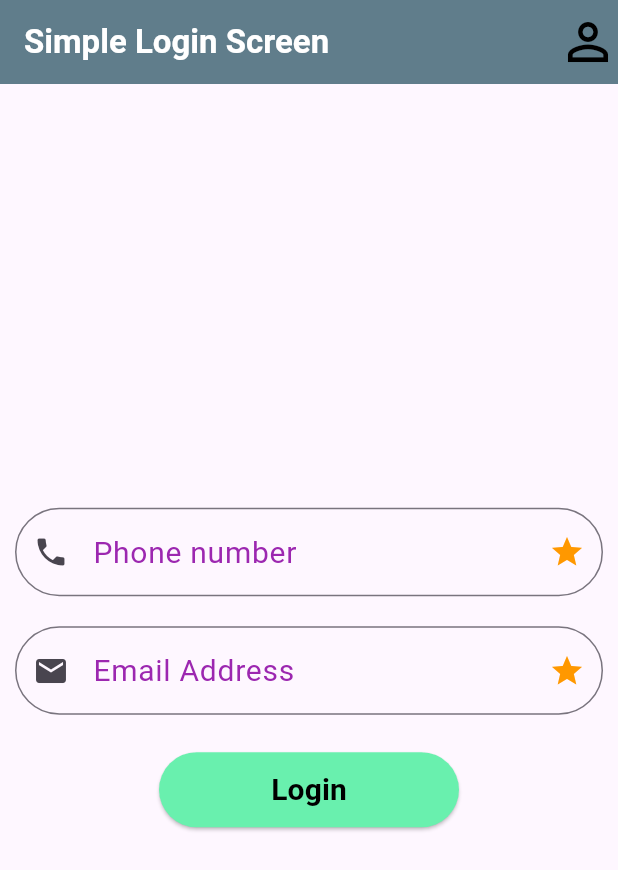
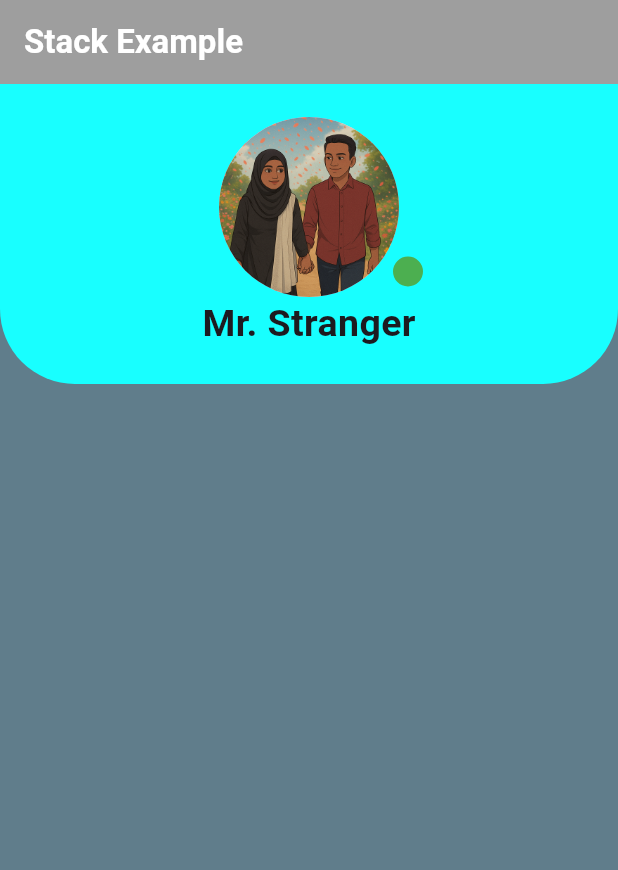
Before and after one commit to TanvirEmon001/ostad_app_practice, a Flutter app: the screen it shows after launch, on a phone screen of 412 x 824 dp. Shown: the top 870 px of the screen. Run offline on Flutter 3.47's test engine with Material 3 defaults, Android fonts, the phone set to English and light mode, and no system bars.

Commit message:
new practice file of stack widget, gridview.count, gridview.builder

```diff
--- a/lib/app.dart
+++ b/lib/app.dart
@@ -1,10 +1,12 @@
 import 'package:flutter/material.dart';
-import 'package:ostad_flutter/another_page.dart';
-import 'package:ostad_flutter/basic_fb_ui.dart';
-import 'package:ostad_flutter/home_page.dart';
-import 'package:ostad_flutter/login_screen.dart';
-import 'package:ostad_flutter/module_8_class_2.dart';
-import 'package:ostad_flutter/simple_calculator_design.dart';
+import 'package:ostad_flutter/grid_view_builder.dart';
+import 'package:ostad_flutter/input_form.dart';
+
+import 'package:ostad_flutter/list_view_practice.dart';
+import 'package:ostad_flutter/modul_3_stack.dart';
+import 'package:ostad_flutter/modul_8_class_3.dart';
+import 'package:ostad_flutter/stack_example.dart';
+
 
 class MyApp extends StatelessWidget{
   MyApp({super.key});
@@ -14,7 +16,7 @@ class MyApp extends StatelessWidget{
     return MaterialApp(
       title: "Tanvir Emon",
       debugShowCheckedModeBanner: false,
-      home: LoginScreen(),
+      home: StackExample(),
     );
   }
 
--- /dev/null
+++ b/lib/stack_example.dart
@@ -0,0 +1,79 @@
+import 'package:flutter/material.dart';
+
+class StackExample extends StatelessWidget {
+  StackExample({super.key});
+
+  @override
+  Widget build(BuildContext context){
+    return Scaffold(
+      appBar: AppBar(
+        title: Text("Stack Example", style: TextStyle(
+          color: Colors.white, fontWeight: FontWeight.bold
+        ),),
+        backgroundColor: Colors.grey,
+      ),
+      body: Column(
+        mainAxisSize: MainAxisSize.max,
+        children: [
+          Expanded(
+            child: Stack(
+              children: [
+                Container(
+                  color: Colors.blueGrey,
+                  height: double.infinity,
+                  width: double.infinity,
+                ),
+                Positioned(
+                  left: 0,
+                  right: 0,
+                  top: 0,
+                  child: Container(
+                    height: 200,
+                    width: 200,
+                    decoration: BoxDecoration(
+                      color: Colors.cyanAccent,
+                      borderRadius: BorderRadius.only(bottomLeft: Radius.circular(50), bottomRight: Radius.circular(50))
+                    ),
+                    child: Stack(
+                      children: [
+                        Center(
+                          child: Column(
+                            mainAxisAlignment: MainAxisAlignment.center,
+                            crossAxisAlignment: CrossAxisAlignment.center,
+                            children: [
+                              CircleAvatar(
+                                backgroundImage: AssetImage("assets/img/ai_img.png"),
+                                radius: 60,
+                              ),
+                              Text("Mr. Stranger", style: TextStyle(
+                                  fontWeight: FontWeight.bold, fontSize: 25
+                              ),),
+                            ],
+                          ),
+                        ),
+                        Positioned(
+                          bottom: 0,
+                          right: 130,
+                          top: 50,
+                          child: Container(
+                            height: 20,
+                            width: 20,
+                            decoration: BoxDecoration(
+                                color: Colors.green,
+                                shape: BoxShape.circle,
+                                border: Border.all(color: Colors.green,width: 3)
+                            ),
+                          ),
+                        ),
+                      ],
+                    ),
+                  ),
+                ),
+              ],
+            ),
+          )
+        ],
+      ),
+    );
+  }
+}
```
Also changed, not shown: lib/grid_view_builder.dart (added, +39 -0 lines), lib/input_form.dart (added, +89 -0 lines), lib/list_view_practice.dart (added, +41 -0 lines), lib/modul_3_stack.dart (added, +50 -0 lines), lib/modul_8_class_3.dart (added, +102 -0 lines), lib/module_8_class_2.dart (+9 -4 lines).
